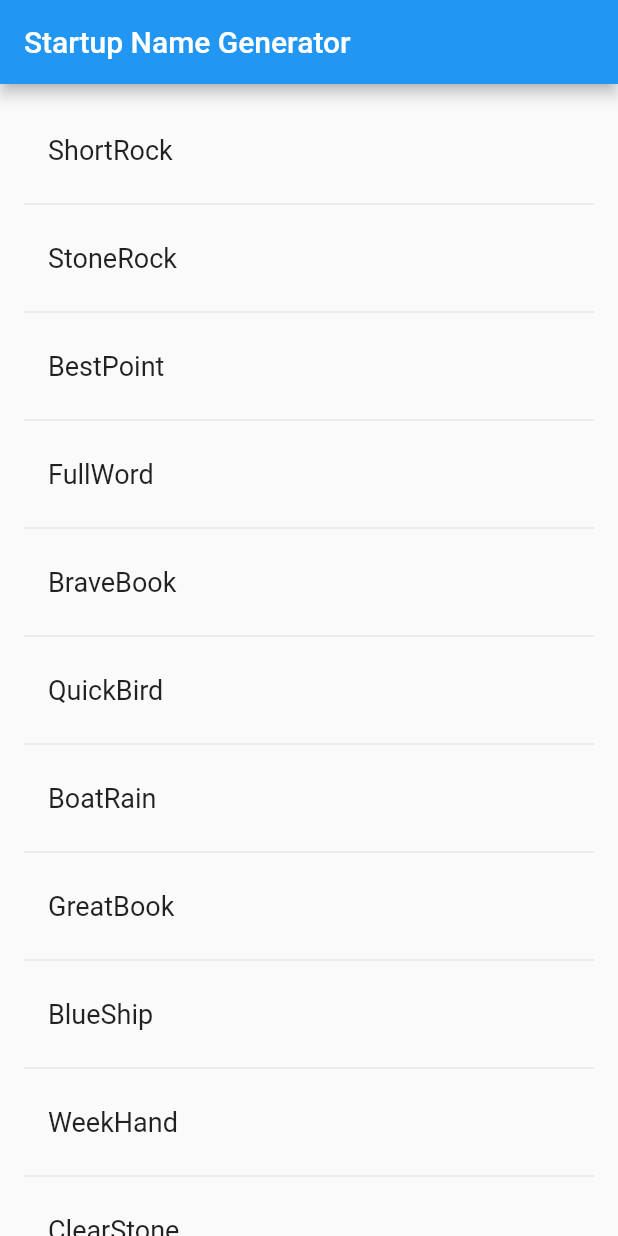
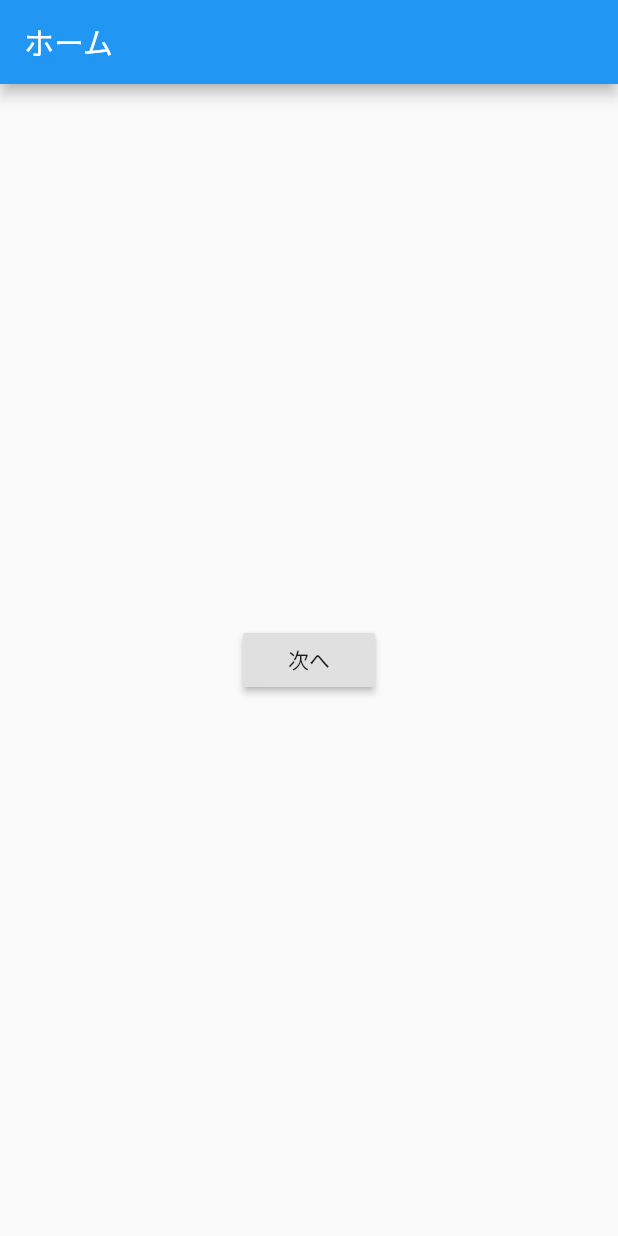
Before and after one commit to AFURO-1130/flutter, a Flutter app: the screen it shows after launch, on a phone screen of 412 x 824 dp. Run offline on Flutter 3.47's test engine with Material 2 defaults, Android fonts, the phone set to English and light mode, and no system bars.

Commit message:
3画面作った

```diff
--- a/lib/main.dart
+++ b/lib/main.dart
@@ -1,58 +1,54 @@
 import 'package:flutter/material.dart';
-import 'package:english_words/english_words.dart';
-
+import 'package:flutter_application_1/next.dart';
 
 void main() => runApp(MyApp());
 
 class MyApp extends StatelessWidget {
   @override
   Widget build(BuildContext context) {
-
     return MaterialApp(
-      title: 'Startup Name Generator',
-      home: RandomWords(),
+      title: 'Flutter Demo',
+      theme: ThemeData(
+        primarySwatch: Colors.blue,
+      ),
+      home: MyHomePage(title: 'Flutter Demo Home Page'),
     );
   }
 }
-class RandomWords extends StatefulWidget {
 
+class MyHomePage extends StatefulWidget {
+  MyHomePage({Key key, this.title}) : super(key: key);
+  final String title;
 
-  _RandomWordsState createState() => _RandomWordsState();
-
-
+  @override
+  _MyHomePageState createState() => _MyHomePageState();
 }
 
-class _RandomWordsState extends State<RandomWords> {
-  final _suggestions = <WordPair>[];
-  final _biggerFont = TextStyle(fontSize: 18.0);
+class _MyHomePageState extends State<MyHomePage> {
+  int _counter = 0;
+
+  void _incrementCounter() {
+    setState(() {
+      _counter++;
+    });
+  }
+
   @override
   Widget build(BuildContext context) {
     return Scaffold(
       appBar: AppBar(
-      title: Text('Startup Name Generator'),
+        title: Text('ホーム'),
       ),
-    body: _buildSuggestions(),
+      body: Center(
+          child: RaisedButton(
+        child: Text('次へ'),
+        onPressed: () {
+          Navigator.push(
+            context,
+            MaterialPageRoute(builder: (context) => Next()),
           );
-    }
-    Widget _buildSuggestions() {
-  return ListView.builder(
-      padding: EdgeInsets.all(16.0),
-      itemBuilder: /*1*/ (context, i) {
-        if (i.isOdd) return Divider(); /*2*/
-
-        final index = i ~/ 2; /*3*/
-        if (index >= _suggestions.length) {
-          _suggestions.addAll(generateWordPairs().take(10)); /*4*/
-        }
-        return _buildRow(_suggestions[index]);
-      });
-}
-Widget _buildRow(WordPair pair) {
-  return ListTile(
-    title: Text(
-      pair.asPascalCase,
-      style: _biggerFont,
-    ),
+        },
+      )),
     );
   }
 }
```
Also changed, not shown: lib/finish.dart (added, +25 -0 lines), lib/next.dart (added, +23 -0 lines). Lines whose indentation alone changed are shown as unchanged.
